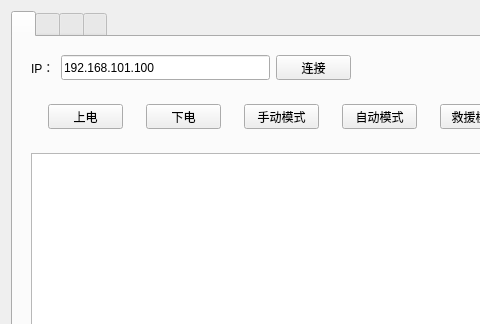
This is designer.ui in Guybod/myapp as Qt 5 draws it before an edit; both pictures show x 0 to 480 and y 0 to 324 of the 686 by 633 pixel window. The edited form follows.
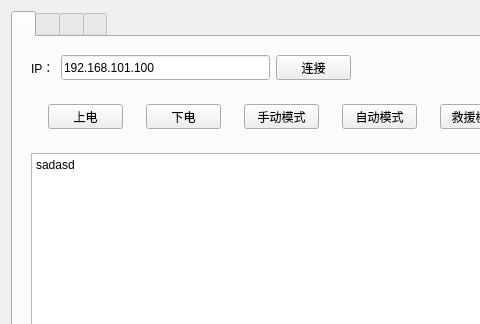
This is the edited form.

```diff
--- a/designer.ui
+++ b/designer.ui
@@ -226,7 +226,11 @@
          </property>
          <layout class="QHBoxLayout" name="horizontalLayout_3">
           <item>
-           <widget class="QPlainTextEdit" name="logTextEdit"/>
+           <widget class="QPlainTextEdit" name="logTextEdit">
+            <property name="plainText">
+             <string>sadasd</string>
+            </property>
+           </widget>
           </item>
           <item>
            <widget class="QFrame" name="logframe_btnframe">
```
Left out of the diff: 64 changed lines with no effect on the pictures.
